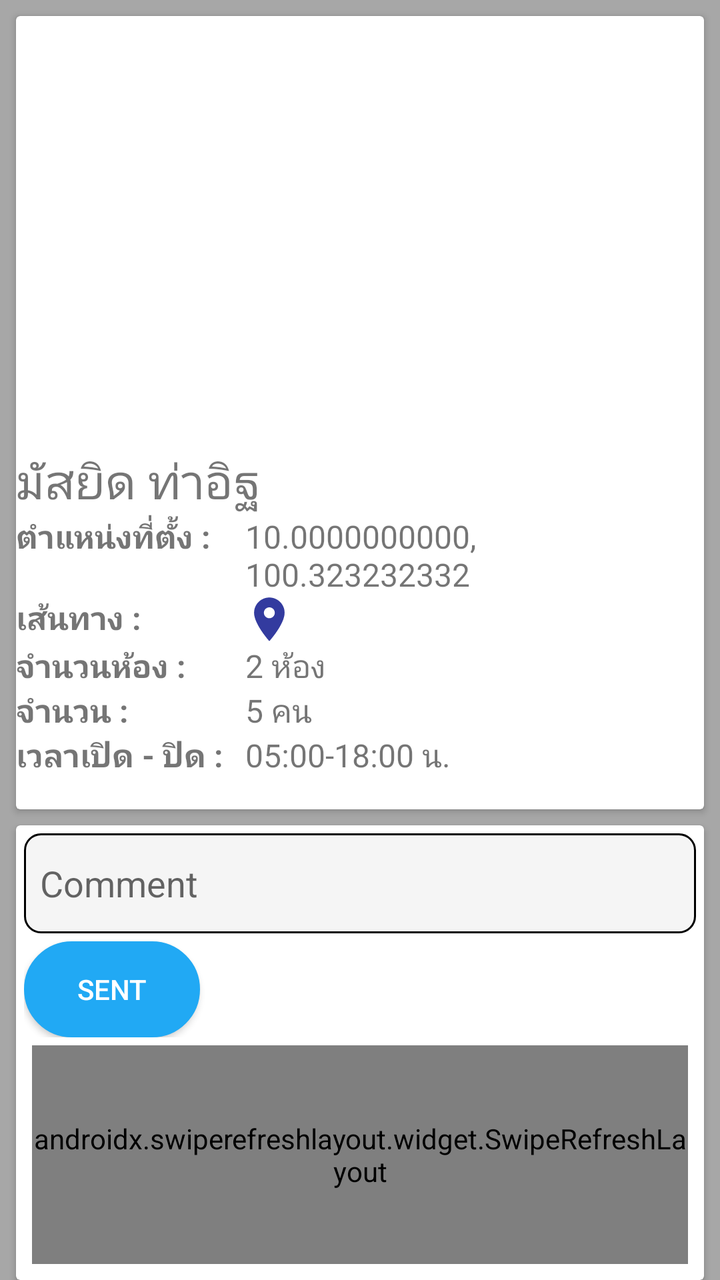
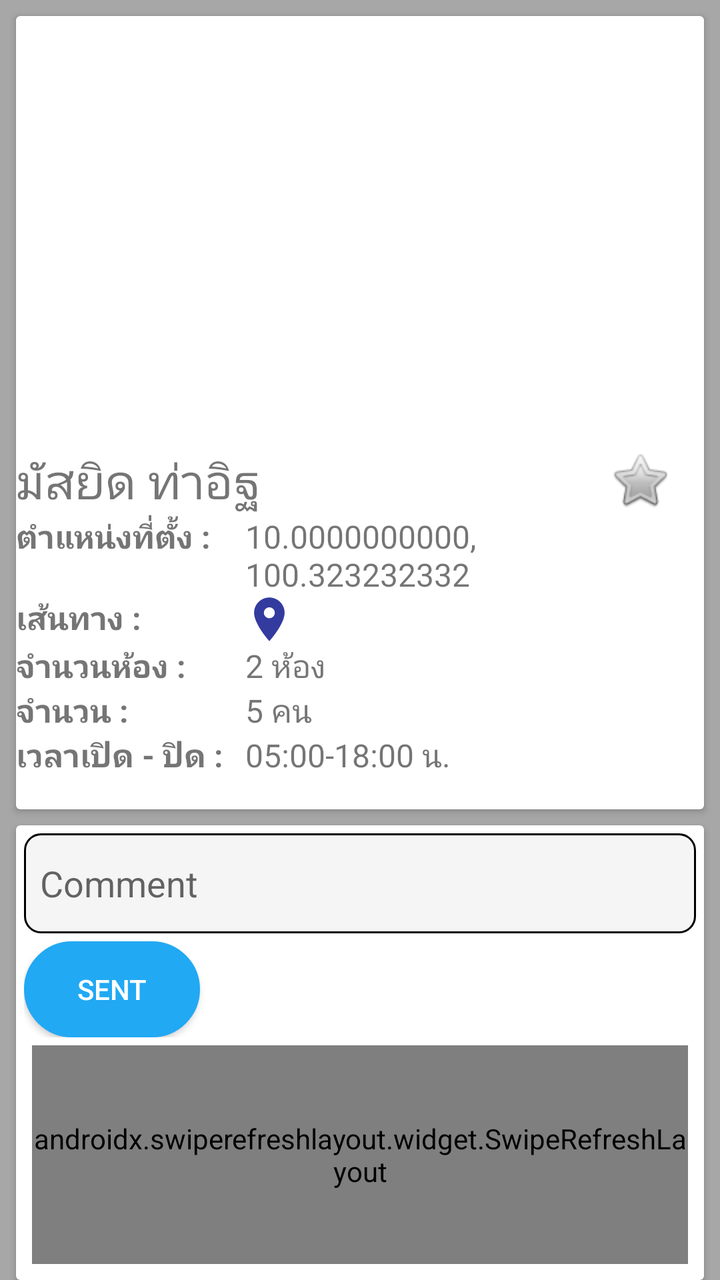

An Android layout rendered at two revisions. The XML below is the earlier revision; the diff shows what the commit changed to produce the second picture.
<!-- AndroidManifest.xml: application theme AppTheme -->
<!-- res/layout/detail_check_in_fragment.xml -->
<?xml version="1.0" encoding="utf-8"?>
<LinearLayout xmlns:android="http://schemas.android.com/apk/res/android"
    xmlns:app="http://schemas.android.com/apk/res-auto"
    xmlns:tools="http://schemas.android.com/tools"
    android:id="@+id/detail_check_in"
    android:layout_width="match_parent"
    android:layout_height="match_parent"
    android:background="@color/card_item_press"
    android:orientation="vertical">


    <androidx.cardview.widget.CardView
        android:layout_margin="@dimen/margin8dp"
        android:layout_width="match_parent"
        android:layout_height="wrap_content">

        <LinearLayout
            android:layout_width="match_parent"
            android:layout_height="match_parent"
            android:orientation="vertical">

            <LinearLayout
                android:layout_width="match_parent"
                android:layout_height="200dp"
                android:padding="@dimen/margin8dp"
                android:orientation="vertical">

                <androidx.recyclerview.widget.RecyclerView
                    android:id="@+id/recyclerViewImg"
                    android:layout_width="match_parent"
                    android:layout_height="wrap_content"
                    tools:listitem="@layout/card_view_list_img">

                </androidx.recyclerview.widget.RecyclerView>

            </LinearLayout>

            <LinearLayout
                android:layout_marginTop="@dimen/text_size_16"
                android:layout_width="match_parent"
                android:layout_height="wrap_content"
                android:layout_marginBottom="@dimen/text_size_16"
                android:orientation="vertical">

                <LinearLayout
                    android:layout_width="match_parent"
                    android:layout_height="wrap_content"
                    android:orientation="horizontal">


                    
                    
                    
                    
                    
                    
                    
                    

                    <TextView
                        android:id="@+id/tvName"
                        android:layout_width="0dp"
                        android:layout_height="wrap_content"
                        android:layout_weight="1"
                        android:text="มัสยิด ท่าอิฐ"
                        android:textAlignment="center"
                        android:textSize="@dimen/text_size_24"/>

                </LinearLayout>

                <LinearLayout
                    android:layout_width="match_parent"
                    android:layout_height="wrap_content"
                    android:orientation="horizontal">


                    <TextView
                        android:layout_width="0dp"
                        android:layout_height="wrap_content"
                        android:layout_weight="1"
                        android:text="ตำแหน่งที่ตั้ง : "
                        android:textAlignment="textEnd"
                        android:textStyle="bold"
                        android:textSize="@dimen/text_size_16"/>

                    <TextView
                        android:id="@+id/tv_location"
                        android:layout_width="0dp"
                        android:layout_height="wrap_content"
                        android:layout_weight="2"
                        android:text="10.0000000000, 100.323232332"
                        android:textAlignment="textStart"
                        android:textSize="@dimen/text_size_16"/>

                </LinearLayout>

                <LinearLayout
                    android:layout_width="match_parent"
                    android:layout_height="wrap_content"
                    android:orientation="horizontal">


                    <TextView
                        android:layout_width="0dp"
                        android:layout_height="wrap_content"
                        android:layout_weight="1"
                        android:text="เส้นทาง : "
                        android:textAlignment="textEnd"
                        android:textStyle="bold"
                        android:textSize="@dimen/text_size_16"/>

                    <LinearLayout
                        android:layout_width="0dp"
                        android:layout_height="wrap_content"
                        android:layout_weight="2" >

                        <ImageView
                            android:id="@+id/imgLocation"
                            android:layout_width="wrap_content"
                            android:layout_height="match_parent"
                            android:src="@drawable/ic_action_maps" />
                    </LinearLayout>



                </LinearLayout>


                <LinearLayout
                    android:layout_width="match_parent"
                    android:layout_height="wrap_content"
                    android:orientation="horizontal">


                    <TextView
                        android:layout_width="0dp"
                        android:layout_height="wrap_content"
                        android:layout_weight="1"
                        android:text="จำนวนห้อง : "
                        android:textAlignment="textEnd"
                        android:textStyle="bold"
                        android:textSize="@dimen/text_size_16"/>

                    <TextView
                        android:id="@+id/tvRoom"
                        android:layout_width="0dp"
                        android:layout_height="wrap_content"
                        android:layout_weight="2"
                        android:text="2 ห้อง"
                        android:textAlignment="textStart"
                        android:textSize="@dimen/text_size_16"/>

                </LinearLayout>


                <LinearLayout
                    android:layout_width="match_parent"
                    android:layout_height="wrap_content"
                    android:orientation="horizontal">


                    <TextView
                        android:layout_width="0dp"
                        android:layout_height="wrap_content"
                        android:layout_weight="1"
                        android:text="จำนวน : "
                        android:textAlignment="textEnd"
                        android:textStyle="bold"
                        android:textSize="@dimen/text_size_16"/>

                    <TextView
                        android:id="@+id/tvPerson"
                        android:layout_width="0dp"
                        android:layout_height="wrap_content"
                        android:layout_weight="2"
                        android:text="5 คน"
                        android:textAlignment="textStart"
                        android:textSize="@dimen/text_size_16"/>

                </LinearLayout>

                <LinearLayout
                    android:layout_width="match_parent"
                    android:layout_height="wrap_content"
                    android:orientation="horizontal">


                    <TextView
                        android:layout_width="0dp"
                        android:layout_height="wrap_content"
                        android:layout_weight="1"
                        android:text="เวลาเปิด - ปิด : "
                        android:textAlignment="textEnd"
                        android:textStyle="bold"
                        android:textSize="@dimen/text_size_16"/>

                    <TextView
                        android:id="@+id/tvTime"
                        android:layout_width="0dp"
                        android:layout_height="wrap_content"
                        android:layout_weight="2"
                        android:text="05:00-18:00 น."
                        android:textAlignment="textStart"
                        android:textSize="@dimen/text_size_16"/>

                </LinearLayout>




            </LinearLayout>

        </LinearLayout>



    </androidx.cardview.widget.CardView>


    <androidx.cardview.widget.CardView
        android:layout_width="match_parent"
        android:layout_height="0dp"
        android:layout_marginStart="@dimen/margin8dp"
        android:layout_marginEnd="@dimen/margin8dp"
        android:layout_weight="1">

        <LinearLayout
            android:layout_width="match_parent"
            android:layout_height="match_parent"
            android:layout_margin="4dp"
            android:orientation="vertical">


            <LinearLayout
                android:layout_width="match_parent"
                android:layout_height="wrap_content"
                android:orientation="vertical">

                <EditText
                    android:id="@+id/editText_Comment"
                    android:layout_width="match_parent"
                    android:layout_height="50dp"
                    android:hint="Comment"
                    android:keyboardNavigationCluster="false"
                    android:paddingLeft="@dimen/margin8dp"
                    android:background="@drawable/btn_approve_track" />

                <Button
                    android:id="@+id/btnComment"
                    android:layout_width="wrap_content"
                    android:layout_height="wrap_content"
                    android:layout_marginTop="4dp"
                    android:background="@drawable/btn_blue"
                    android:text="sent"
                    android:textColor="@color/white" />

            </LinearLayout>

            <LinearLayout
                android:layout_width="match_parent"
                android:layout_height="0dp"
                android:layout_weight="1"
                android:layout_margin="4dp"
                android:orientation="vertical">

                <androidx.swiperefreshlayout.widget.SwipeRefreshLayout
                    android:id="@+id/swipe_refresh"
                    android:layout_width="match_parent"
                    android:layout_height="match_parent"
                    android:layout_below="@id/search">

                    <androidx.recyclerview.widget.RecyclerView

                        android:id="@+id/recyclerViewComment"
                        android:layout_width="match_parent"
                        android:layout_height="wrap_content"
                        tools:listitem="@layout/card_view_list_comment">

                    </androidx.recyclerview.widget.RecyclerView>
                </androidx.swiperefreshlayout.widget.SwipeRefreshLayout>

            </LinearLayout>

        </LinearLayout>
    </androidx.cardview.widget.CardView>


</LinearLayout>
<!-- res/layout/card_view_list_img.xml (included above) -->
<?xml version="1.0" encoding="utf-8"?>
<androidx.cardview.widget.CardView xmlns:android="http://schemas.android.com/apk/res/android"
    xmlns:apps="http://schemas.android.com/tools"
    xmlns:card_view="http://schemas.android.com/apk/res-auto"
    android:id="@+id/root_container"
    android:layout_width="match_parent"
    android:layout_height="wrap_content"
    android:layout_marginBottom="1dp"
    android:clickable="true"
    android:foreground="?android:attr/selectableItemBackground"
    android:orientation="vertical"
    card_view:cardCornerRadius="0dp"
    card_view:cardElevation="1dp">


    <LinearLayout
        android:layout_width="match_parent"
        android:layout_height="wrap_content"
        android:orientation="horizontal">

        <ImageView
            android:layout_width="200dp"
            android:layout_height="200dp"
            android:scaleType="fitCenter"
            android:src="@drawable/room_w3"/>

    </LinearLayout>


</androidx.cardview.widget.CardView>
<!-- res/layout/card_view_list_comment.xml (included above) -->
<?xml version="1.0" encoding="utf-8"?>
<androidx.cardview.widget.CardView xmlns:android="http://schemas.android.com/apk/res/android"
    xmlns:apps="http://schemas.android.com/tools"
    xmlns:card_view="http://schemas.android.com/apk/res-auto"
    android:id="@+id/root_container"
    android:layout_width="match_parent"
    android:layout_height="wrap_content"
    android:layout_marginBottom="1dp"
    android:clickable="true"
    android:layout_margin="2dp"
    android:foreground="?android:attr/selectableItemBackground"
    android:orientation="vertical"
    card_view:cardCornerRadius="0dp"
    card_view:cardElevation="1dp">


    <LinearLayout
        android:layout_width="match_parent"
        android:layout_height="wrap_content"
        android:orientation="horizontal">


        <LinearLayout
            android:layout_width="0dp"
            android:layout_height="match_parent"
            android:layout_weight="3"
            android:layout_gravity="center"
            android:orientation="vertical">

            <LinearLayout
                android:paddingTop="4dp"
                android:layout_width="match_parent"
                android:layout_height="wrap_content"
                android:gravity="center|center_vertical"
                android:orientation="horizontal">

                <de.hdodenhof.circleimageview.CircleImageView
                    android:id="@+id/img_room"
                    android:padding="8dp"
                    android:layout_width="40dp"
                    android:layout_height="40dp"
                    android:gravity="center"
                    android:src="@drawable/background"
                    android:text="คำขออนุมัติ"
                    android:textColor="@color/white" />

                <TextView
                    android:id="@+id/tv_name"
                    android:layout_width="0dp"
                    android:layout_height="wrap_content"
                    android:layout_weight="1"
                    android:text="ชื่อ"
                    android:layout_gravity="center_vertical"
                    android:textColor="@color/black"
                    android:textSize="@dimen/text_size_16"
                    android:textStyle="bold" />

                <TextView
                    android:id="@+id/tv_time"
                    android:layout_width="wrap_content"
                    android:layout_height="wrap_content"
                    android:layout_marginRight="@dimen/text_size_16"
                    android:layout_gravity="center_vertical"
                    android:paddingLeft="@dimen/text_size_16"
                    android:text="วันเวลา"
                    android:textColor="@color/red"
                    android:textSize="10sp" />
            </LinearLayout>

            <LinearLayout
                android:layout_width="match_parent"
                android:layout_height="match_parent"
                android:layout_marginBottom="4dp"
                android:gravity="start|center"
                android:padding="@dimen/margin8dp"
                android:orientation="horizontal">



                    <TextView
                        android:id="@+id/tv_comment"
                        android:layout_width="wrap_content"
                        android:layout_height="wrap_content"
                        android:text="เดินทางสะดวกมากกกกกกกกกกกกกกกกกเดินทางสะดวกมากกกกกกกกกกกกกกกกก
เดินทางสะดวกมากกกกกกกกกกกกกกกกกเดินทางสะดวกมากกกกกกกกกกกกกกกกกเดินทางสะดวกมากกกกกกกกกกกกกกกกกเดินทางสะดวกมากกกกกกกกกกกกกกกกกเดินทางสะดวกมากกกกกกกกกกกกกกกกก
เดินทางสะดวกมากกกกกกกกกกกกกกกกกเดินทางสะดวกมากกกกกกกกกกกกกกกกกเดินทางสะดวกมากกกกกกกกกกกกกกกกกเดินทางสะดวกมากกกกกกกกกกกกกกกกก"
                        android:lines="4"
                        android:layout_marginEnd="2dp"
                        android:textColor="@color/black"
                        android:textSize="12sp" />



            </LinearLayout>

        </LinearLayout>

    </LinearLayout>


</androidx.cardview.widget.CardView>
<!-- resources referenced by this layout -->
<resources>
  <color name="black">#000000</color>
  <color name="card_item_press">#A7A7A7</color>
  <color name="red">#FF8083</color>
  <color name="white">#FFFFFF</color>
  <dimen name="margin8dp">8dp</dimen>
  <dimen name="text_size_16">16dp</dimen>
  <dimen name="text_size_24">24sp</dimen>
  <!-- drawable background: png bitmap (drawable, 508142 bytes) -->
  <!-- drawable btn_approve_track (drawable) -->
  <?xml version="1.0" encoding="utf-8"?>
  <shape xmlns:android="http://schemas.android.com/apk/res/android">
      <size android:height="28dp" />
      <corners android:radius="8dp" />
      <stroke
          android:width="1dp"
          android:color="#000" />
      <gradient
          android:startColor="#f5f5f5"
          android:centerColor="#f5f5f5"
          android:endColor="#f5f5f5"
          android:centerY="33%"
          android:angle="-90" />
  </shape>
  <!-- drawable btn_blue (drawable) -->
  <?xml version="1.0" encoding="utf-8"?>
  <shape xmlns:android="http://schemas.android.com/apk/res/android">
      <size android:height="28dp" />
      <corners android:radius="50dp" />
      <stroke
          android:width="1dp"
          android:color="@color/colorsky" />
      <gradient
          android:startColor="@color/colorsky"
          android:centerColor="@color/colorsky"
          android:endColor="@color/colorsky"
          android:centerY="33%"
          android:angle="-90" />
  </shape>
  <!-- drawable ic_action_maps (drawable-anydpi) -->
  <vector xmlns:android="http://schemas.android.com/apk/res/android"
      android:width="24dp"
      android:height="24dp"
      android:viewportWidth="24"
      android:viewportHeight="24"
      android:tint="#000987"
      android:alpha="0.8">
    <group android:scaleX="1.0909091"
        android:scaleY="1.0909091"
        android:translateX="-1.0909091"
        android:translateY="-1.0909091">
      <path
          android:fillColor="@android:color/white"
          android:pathData="M12,2C8.13,2 5,5.13 5,9c0,5.25 7,13 7,13s7,-7.75 7,-13c0,-3.87 -3.13,-7 -7,-7zM12,11.5c-1.38,0 -2.5,-1.12 -2.5,-2.5s1.12,-2.5 2.5,-2.5 2.5,1.12 2.5,2.5 -1.12,2.5 -2.5,2.5z"/>
    </group>
  </vector>
  <!-- drawable room_w3: png bitmap (drawable, 513211 bytes) -->
  <style name="AppTheme" parent="Theme.AppCompat.Light.DarkActionBar">
          
          <item name="colorPrimary">@color/colorPrimary</item>
          <item name="colorPrimaryDark">@color/colorPrimaryDark</item>
          <item name="colorAccent">@color/colorPrimaryDark</item>
  
          
  
      </style>
  <color name="colorsky">#21A9F4</color>
  <color name="colorPrimary">#fc813d</color>
  <color name="colorPrimaryDark">#f66421</color>
</resources>

<!-- the commit's change to res/layout/detail_check_in_fragment.xml (unified diff, before → after) -->
@@ -48,15 +48,6 @@
                     android:orientation="horizontal">
 
 
-                    
-                    
-                    
-                    
-                    
-                    
-                    
-                    
-
                     <TextView
                         android:id="@+id/tvName"
                         android:layout_width="0dp"
@@ -65,6 +56,14 @@
                         android:text="มัสยิด ท่าอิฐ"
                         android:textAlignment="center"
                         android:textSize="@dimen/text_size_24"/>
+
+                    <ImageButton
+                        android:paddingEnd="@dimen/padding16dp"
+                        android:id="@+id/star"
+                        android:layout_width="wrap_content"
+                        android:layout_height="wrap_content"
+                        android:background="@null"
+                        android:src="@android:drawable/btn_star" />
 
                 </LinearLayout>
 
<!-- resource entries referenced after the edit -->
@@ -5,6 +5,7 @@
   <color name="red">#FF8083</color>
   <color name="white">#FFFFFF</color>
   <dimen name="margin8dp">8dp</dimen>
+  <dimen name="padding16dp">16dp</dimen>
   <dimen name="text_size_16">16dp</dimen>
   <dimen name="text_size_24">24sp</dimen>
   <!-- drawable background: png bitmap (drawable, 508142 bytes) -->
